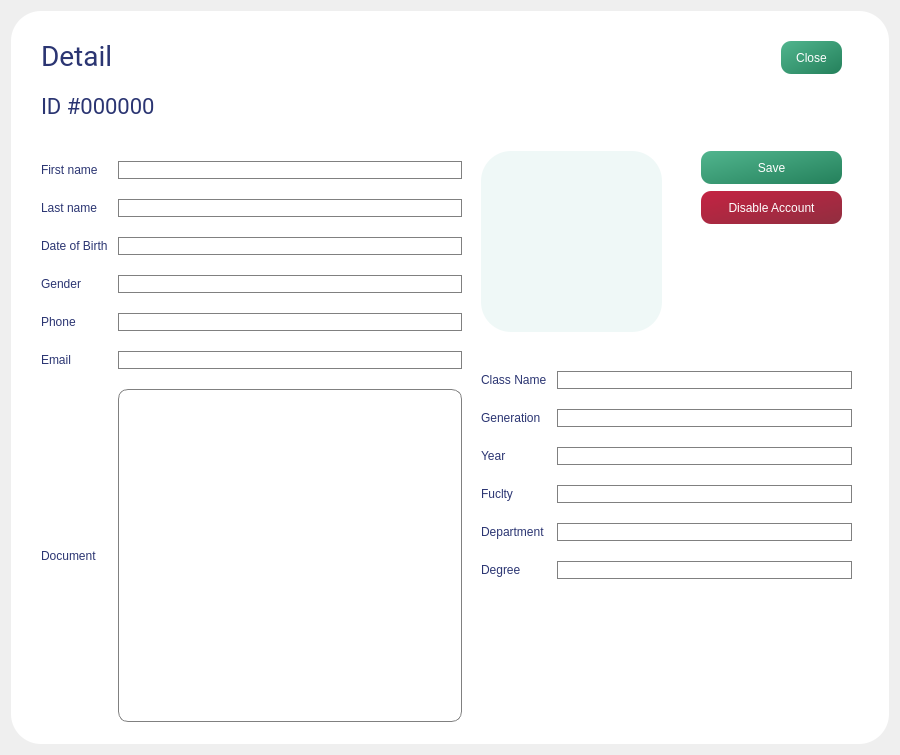
First picture: the form in Nea_Yuk_Prod/account_detail.ui, repository Espada-Textura/Nea_Yuk, before the edit.
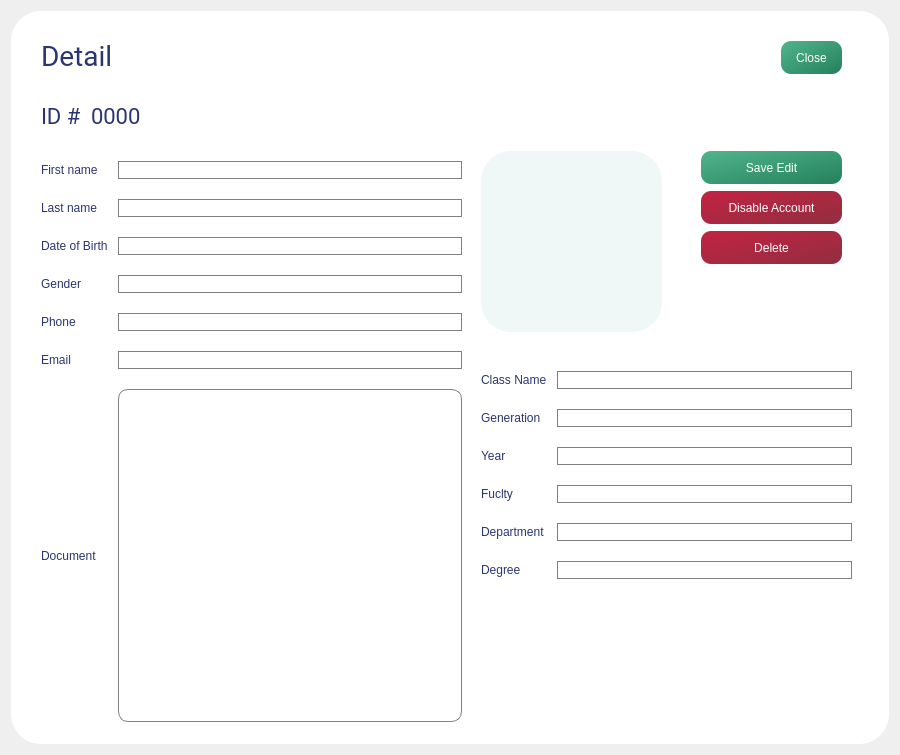
Second picture: the form after the edit. Icons and pictures are not drawn.

Patch:
```diff
--- a/Nea_Yuk_Prod/account_detail.ui
+++ b/Nea_Yuk_Prod/account_detail.ui
@@ -260,8 +260,8 @@
      <widget class="QLabel" name="main_titile_19">
       <property name="geometry">
        <rect>
-        <x>30</x>
-        <y>80</y>
+        <x>80</x>
+        <y>90</y>
         <width>181</width>
         <height>31</height>
        </rect>
@@ -280,7 +280,7 @@
 font-size: 22px;</string>
       </property>
       <property name="text">
-       <string>ID #000000</string>
+       <string>0000</string>
       </property>
      </widget>
      <widget class="QLabel" name="main_titile_20">
@@ -327,7 +327,7 @@
 border-radius:10px;</string>
       </property>
       <property name="text">
-       <string>Save</string>
+       <string>Save Edit</string>
       </property>
      </widget>
      <widget class="QPushButton" name="pushButton_19">
@@ -515,6 +515,64 @@
        </item>
       </layout>
      </widget>
+     <widget class="QLabel" name="main_titile_21">
+      <property name="geometry">
+       <rect>
+        <x>30</x>
+        <y>90</y>
+        <width>101</width>
+        <height>31</height>
+       </rect>
+      </property>
+      <property name="font">
+       <font>
+        <family>Roboto</family>
+        <pointsize>-1</pointsize>
+        <weight>50</weight>
+        <italic>false</italic>
+        <bold>false</bold>
+       </font>
+      </property>
+      <property name="styleSheet">
+       <string notr="true">color: rgb(43, 53, 114);
+font-size: 22px;</string>
+      </property>
+      <property name="text">
+       <string>ID #</string>
+      </property>
+     </widget>
+     <widget class="QPushButton" name="pushButton_20">
+      <property name="geometry">
+       <rect>
+        <x>690</x>
+        <y>220</y>
+        <width>141</width>
+        <height>33</height>
+       </rect>
+      </property>
+      <property name="cursor">
+       <cursorShape>PointingHandCursor</cursorShape>
+      </property>
+      <property name="styleSheet">
+       <string notr="true">background-color: qlineargradient(spread:pad, x1:0, y1:0, x2:1, y2:1, stop:0 rgba(196, 35, 66, 255), stop:1 rgba(145, 46, 64, 255));
+color:#fff;
+font: 12pt &quot;Roboto&quot;;
+border-radius:10px;</string>
+      </property>
+      <property name="text">
+       <string>Delete</string>
+      </property>
+     </widget>
+     <zorder>pushButton_17</zorder>
+     <zorder>gridLayoutWidget_2</zorder>
+     <zorder>main_titile_18</zorder>
+     <zorder>main_titile_20</zorder>
+     <zorder>pushButton_18</zorder>
+     <zorder>pushButton_19</zorder>
+     <zorder>gridLayoutWidget_3</zorder>
+     <zorder>main_titile_21</zorder>
+     <zorder>main_titile_19</zorder>
+     <zorder>pushButton_20</zorder>
     </widget>
    </item>
   </layout>
```
Left out of the diff: 20 changed lines with no effect on the pictures.
